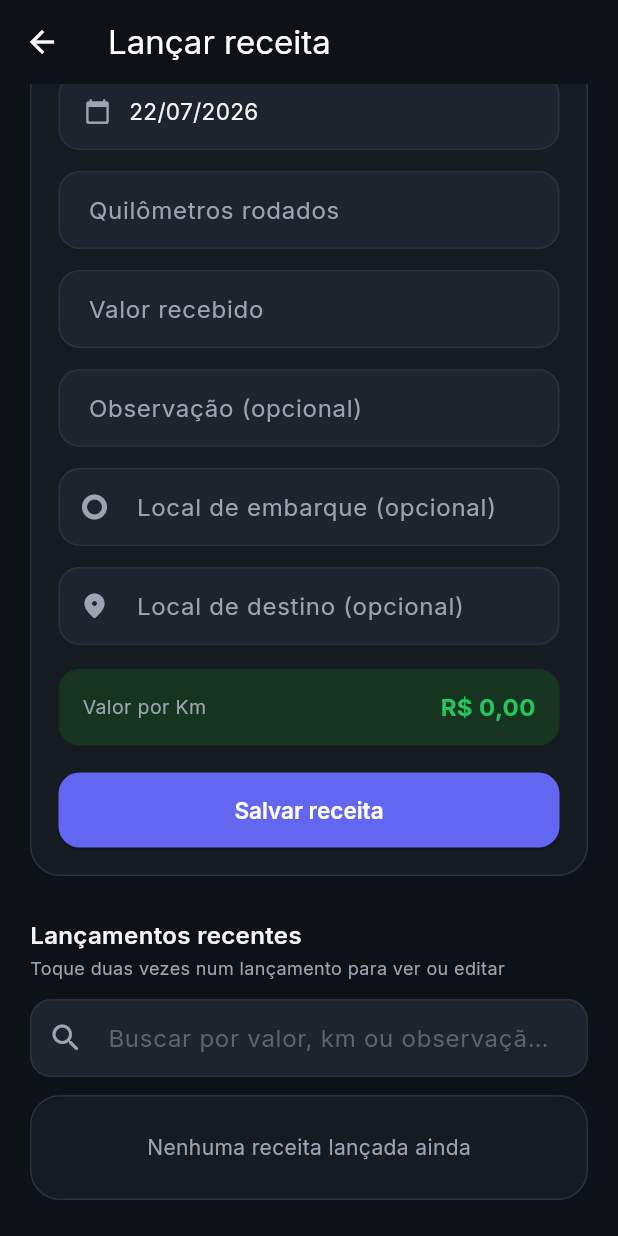
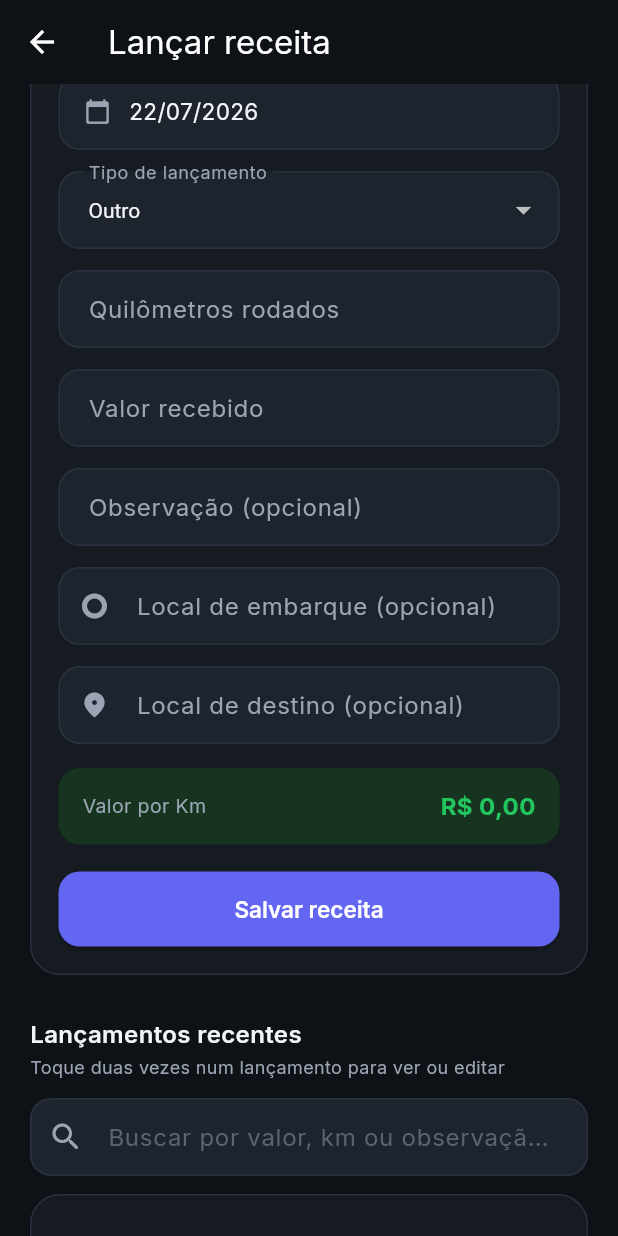
Before and after one commit to yagosnow-mg-92/Controle99-002, a Flutter app: the ReceitaScreen screen opened directly, scrolled down 34 dp, on a phone screen of 412 x 824 dp. Run offline on Flutter 3.47's test engine with Material 3 defaults, Android fonts, the phone set to English and light mode, and no system bars; our stand-ins replace fl_chart, flutter_map, geocoding, geolocator, google_fonts, latlong2 and 2 more; missing offline and left inert: flutter_foreground_task, geolocator_android; accounts and stored records are empty.

Commit message:
Add files via upload

```diff
--- a/lib/data/repositories/receita_repository_impl.dart
+++ b/lib/data/repositories/receita_repository_impl.dart
@@ -75,6 +75,9 @@ class ReceitaRepositoryImpl implements ReceitaRepository {
       'criado_em': r.criadoEm.toIso8601String(),
       'local_embarque': r.localEmbarque,
       'local_destino': r.localDestino,
+      'tipo': r.tipo.name,
+      'hora_inicio': r.horaInicio?.toIso8601String(),
+      'hora_fim': r.horaFim?.toIso8601String(),
     };
   }
 
@@ -88,6 +91,12 @@ class ReceitaRepositoryImpl implements ReceitaRepository {
       criadoEm: DateTime.parse(map['criado_em'] as String),
       localEmbarque: map['local_embarque'] as String?,
       localDestino: map['local_destino'] as String?,
+      tipo: TipoReceita.values.firstWhere(
+        (tipo) => tipo.name == map['tipo'],
+        orElse: () => TipoReceita.outro,
+      ),
+      horaInicio: map['hora_inicio'] != null ? DateTime.parse(map['hora_inicio'] as String) : null,
+      horaFim: map['hora_fim'] != null ? DateTime.parse(map['hora_fim'] as String) : null,
     );
   }
 }
--- a/lib/domain/entities/ponto_rota.dart
+++ b/lib/domain/entities/ponto_rota.dart
@@ -1,6 +1,8 @@
 /// Um ponto de GPS gravado durante a sessão. `corridaId` fica nulo
 /// enquanto o motociclista está apenas "online" (procurando corrida) e
-/// preenchido quando existe uma corrida em andamento.
+/// preenchido quando existe uma corrida em andamento. Todos os pontos brutos
+/// são preservados para desenhar o mapa no futuro; `aceitoNoCalculo` indica
+/// se o ponto passou pelos filtros usados na quilometragem financeira.
 class PontoRota {
   final String id;
   final String sessaoId;
@@ -8,6 +10,13 @@ class PontoRota {
   final DateTime timestamp;
   final double latitude;
   final double longitude;
+  final double? precisaoMetros;
+  final double? velocidadeMetrosPorSegundo;
+  final double? direcaoGraus;
+  final double? altitudeMetros;
+  final double? precisaoVelocidadeMetrosPorSegundo;
+  final bool localizacaoSimulada;
+  final bool aceitoNoCalculo;
 
   const PontoRota({
     required this.id,
@@ -16,5 +25,12 @@ class PontoRota {
     required this.timestamp,
     required this.latitude,
     required this.longitude,
+    this.precisaoMetros,
+    this.velocidadeMetrosPorSegundo,
+    this.direcaoGraus,
+    this.altitudeMetros,
+    this.precisaoVelocidadeMetrosPorSegundo,
+    this.localizacaoSimulada = false,
+    this.aceitoNoCalculo = true,
   });
 }
--- a/lib/domain/entities/receita.dart
+++ b/lib/domain/entities/receita.dart
@@ -1,3 +1,12 @@
+enum TipoReceita {
+  corrida('Corrida'),
+  deslocamentoLivre('Deslocamento livre'),
+  outro('Outro');
+
+  final String descricao;
+  const TipoReceita(this.descricao);
+}
+
 class Receita {
   final String id;
   final DateTime data;
@@ -7,6 +16,13 @@ class Receita {
   final DateTime criadoEm;
   final String? localEmbarque;
   final String? localDestino;
+  final TipoReceita tipo;
+
+  /// Horário exato de início/fim do trajeto de GPS que originou esse
+  /// lançamento (corrida ou deslocamento livre). Nulos em lançamentos
+  /// manuais, que não têm um trajeto associado.
+  final DateTime? horaInicio;
+  final DateTime? horaFim;
 
   const Receita({
     required this.id,
@@ -17,10 +33,19 @@ class Receita {
     required this.criadoEm,
     this.localEmbarque,
     this.localDestino,
+    this.tipo = TipoReceita.outro,
+    this.horaInicio,
+    this.horaFim,
   });
 
   /// Valor recebido por quilômetro rodado. Regra de negócio central do app.
   double get valorPorKm => kmRodados > 0 ? valorRecebido / kmRodados : 0;
+
+  /// Um lançamento tem trajeto de GPS gravado (e portanto pode mostrar o
+  /// botão de mapa) quando veio da função Corrida — seja de uma corrida
+  /// em si, seja de um deslocamento livre. Lançamentos manuais ("outro")
+  /// não têm pontos de rota associados.
+  bool get temTrajetoGps => tipo == TipoReceita.corrida || tipo == TipoReceita.deslocamentoLivre;
 
   Receita copyWith({
     String? id,
@@ -31,6 +56,9 @@ class Receita {
     DateTime? criadoEm,
     String? localEmbarque,
     String? localDestino,
+    TipoReceita? tipo,
+    DateTime? horaInicio,
+    DateTime? horaFim,
   }) {
     return Receita(
       id: id ?? this.id,
@@ -41,6 +69,9 @@ class Receita {
       criadoEm: criadoEm ?? this.criadoEm,
       localEmbarque: localEmbarque ?? this.localEmbarque,
       localDestino: localDestino ?? this.localDestino,
+      tipo: tipo ?? this.tipo,
+      horaInicio: horaInicio ?? this.horaInicio,
+      horaFim: horaFim ?? this.horaFim,
     );
   }
 }
--- a/lib/presentation/providers/receita_provider.dart
+++ b/lib/presentation/providers/receita_provider.dart
@@ -35,6 +35,7 @@ class ReceitaProvider extends ChangeNotifier {
     String? observacao,
     String? localEmbarque,
     String? localDestino,
+    TipoReceita tipo = TipoReceita.outro,
   }) async {
     salvando = true;
     notifyListeners();
@@ -60,6 +61,7 @@ class ReceitaProvider extends ChangeNotifier {
       localDestino: (localDestino == null || localDestino.trim().isEmpty)
           ? null
           : localDestino.trim(),
+      tipo: tipo,
     );
 
     await _repository.salvar(receita);
--- a/lib/presentation/screens/receita/receita_screen.dart
+++ b/lib/presentation/screens/receita/receita_screen.dart
@@ -4,8 +4,10 @@ import 'package:provider/provider.dart';
 import '../../../core/theme/app_colors.dart';
 import '../../../core/utils/formatters.dart';
 import '../../../domain/entities/receita.dart';
+import '../../../domain/repositories/corrida_repository.dart';
 import '../../providers/dashboard_provider.dart';
 import '../../providers/receita_provider.dart';
+import 'mapa_trajeto_screen.dart';
 
 class ReceitaScreen extends StatefulWidget {
   const ReceitaScreen({super.key});
@@ -27,10 +29,15 @@ class _ReceitaScreenState extends State<ReceitaScreen> {
   DateTime _dataSelecionada = DateTime.now();
   double _valorPorKmPreview = 0;
   String _buscaTexto = '';
+  TipoReceita _tipoSelecionado = TipoReceita.outro;
 
   /// Quando não-nulo, o formulário está mostrando um lançamento já
   /// existente (aberto com duplo toque na lista), em vez de um novo.
   String? _idEmVisualizacao;
+
+  /// O lançamento completo sendo visualizado — usado pra saber o tipo
+  /// (corrida/deslocamento/manual) e habilitar o botão de mapa.
+  Receita? _receitaEmVisualizacao;
 
   /// Enquanto true, os campos ficam travados (só leitura) — precisa
   /// tocar em "Editar" pra poder alterar algo.
@@ -82,8 +89,10 @@ class _ReceitaScreenState extends State<ReceitaScreen> {
     setState(() {
       _dataSelecionada = r.data;
       _idEmVisualizacao = r.id;
+      _receitaEmVisualizacao = r;
       _somenteLeitura = true;
       _valorPorKmPreview = km > 0 ? valor / km : 0;
+      _tipoSelecionado = r.tipo;
     });
 
     _scrollController.animateTo(
@@ -108,8 +117,10 @@ class _ReceitaScreenState extends State<ReceitaScreen> {
     setState(() {
       _dataSelecionada = DateTime.now();
       _idEmVisualizacao = null;
+      _receitaEmVisualizacao = null;
       _somenteLeitura = false;
       _valorPorKmPreview = 0;
+      _tipoSelecionado = TipoReceita.outro;
     });
   }
 
@@ -143,6 +154,7 @@ class _ReceitaScreenState extends State<ReceitaScreen> {
           observacao: _observacaoController.text,
           localEmbarque: _embarqueController.text,
           localDestino: _destinoController.text,
+          tipo: _tipoSelecionado,
         );
 
     // Mantém os providers em sincronia: assim que uma receita é salva,
@@ -162,6 +174,7 @@ class _ReceitaScreenState extends State<ReceitaScreen> {
       _valorPorKmPreview = 0;
       _idEmVisualizacao = null;
       _somenteLeitura = false;
+      _tipoSelecionado = TipoReceita.outro;
       // Ao editar um lançamento, volta pra data de hoje (o contexto
       // mudou). Ao criar um novo, mantém a data — ver comentário abaixo.
       if (editando) _dataSelecionada = DateTime.now();
@@ -267,6 +280,22 @@ class _ReceitaScreenState extends State<ReceitaScreen> {
             ],
             _campoData(),
             const SizedBox(height: 14),
+            DropdownButtonFormField<TipoReceita>(
+              value: _tipoSelecionado,
+              decoration: const InputDecoration(
+                labelText: 'Tipo de lançamento',
+                labelStyle: TextStyle(color: AppColors.textSecondary),
+              ),
+              dropdownColor: AppColors.surfaceElevated,
+              style: const TextStyle(color: AppColors.textPrimary),
+              items: TipoReceita.values
+                  .map((tipo) => DropdownMenuItem(value: tipo, child: Text(tipo.descricao)))
+                  .toList(),
+              onChanged: _somenteLeitura ? null : (tipo) {
+                if (tipo != null) setState(() => _tipoSelecionado = tipo);
+              },
+            ),
+            const SizedBox(height: 14),
             TextFormField(
               controller: _kmController,
               focusNode: _kmFocusNode,
@@ -297,7 +326,10 @@ class _ReceitaScreenState extends State<ReceitaScreen> {
               ),
               validator: (valor) {
                 final numero = double.tryParse((valor ?? '').replaceAll(',', '.'));
-                if (numero == null || numero <= 0) return 'Informe um valor recebido válido';
+                if (numero == null || numero < 0) return 'Informe um valor recebido válido';
+                if (_tipoSelecionado != TipoReceita.deslocamentoLivre && numero == 0) {
+                  return 'Informe um valor recebido válido';
+                }
                 return null;
               },
             ),
@@ -343,10 +375,49 @@ class _ReceitaScreenState extends State<ReceitaScreen> {
     );
   }
 
+  Future<void> _abrirMapa() async {
+    final receita = _receitaEmVisualizacao;
+    if (receita == null || !receita.temTrajetoGps) return;
+
+    final repository = context.read<CorridaRepository>();
+    final pontos = receita.tipo == TipoReceita.corrida
+        ? await repository.pontosDaCorridaPorReceita(receita.id)
+        : await repository.pontosDoDeslocamentoPorReceita(receita.id);
+
+    if (!mounted) return;
+    Navigator.of(context).push(
+      MaterialPageRoute(
+        builder: (_) => MapaTrajetoScreen(
+          pontos: pontos,
+          titulo: receita.tipo == TipoReceita.corrida ? 'Trajeto da corrida' : 'Trajeto do deslocamento',
+        ),
+      ),
+    );
+  }
+
   Widget _botoesAcao(ReceitaProvider provider) {
-    // Visualizando (ainda travado): só o botão "Editar".
+    // Visualizando (ainda travado): "Ver mapa" (se tiver trajeto de GPS) + "Editar".
     if (_idEmVisualizacao != null && _somenteLeitura) {
-      return SizedBox(
+      final temMapa = _receitaEmVisualizacao?.temTrajetoGps ?? false;
+      return Column(
+        children: [
+          if (temMapa) ...[
+            SizedBox(
+              width: double.infinity,
+              child: OutlinedButton.icon(
+                onPressed: _abrirMapa,
+                icon: const Icon(Icons.map_rounded, size: 18),
+                label: const Text('Ver mapa do trajeto'),
+                style: OutlinedButton.styleFrom(
+                  foregroundColor: AppColors.lucro,
+                  side: const BorderSide(color: AppColors.lucro),
+                  padding: const EdgeInsets.symmetric(vertical: 16),
+                ),
+              ),
+            ),
+            const SizedBox(height: 10),
+          ],
+          SizedBox(
             width: double.infinity,
             child: OutlinedButton.icon(
               onPressed: _habilitarEdicao,
@@ -358,6 +429,8 @@ class _ReceitaScreenState extends State<ReceitaScreen> {
                 padding: const EdgeInsets.symmetric(vertical: 16),
               ),
             ),
+          ),
+        ],
       );
     }
 
@@ -519,7 +592,8 @@ class _ReceitaScreenState extends State<ReceitaScreen> {
         : provider.lancamentos.where((r) {
             return r.valorRecebido.toString().contains(busca) ||
                 r.kmRodados.toString().contains(busca) ||
-                (r.observacao ?? '').toLowerCase().contains(busca);
+                (r.observacao ?? '').toLowerCase().contains(busca) ||
+                r.tipo.descricao.toLowerCase().contains(busca);
           }).toList();
 
     if (lancamentosFiltrados.isEmpty) {
@@ -580,7 +654,7 @@ class _ReceitaScreenState extends State<ReceitaScreen> {
                 crossAxisAlignment: CrossAxisAlignment.start,
                 children: [
                   Text(
-                    '${Formatters.data(r.data)} · ${Formatters.km(r.kmRodados)} · ${Formatters.moeda(r.valorPorKm)}/km',
+                    '${r.tipo.descricao} · ${Formatters.data(r.data)} · ${Formatters.km(r.kmRodados)} · ${Formatters.moeda(r.valorPorKm)}/km',
                     style: const TextStyle(color: AppColors.textSecondary, fontSize: 12.5),
                   ),
                   if (r.localEmbarque != null || r.localDestino != null)
--- a/pubspec.yaml
+++ b/pubspec.yaml
@@ -44,6 +44,11 @@ dependencies:
   permission_handler: ^11.3.1
   flutter_foreground_task: ^8.10.4
 
+  # Mapa do trajeto (botão "Mapa" nos lançamentos vindos do GPS).
+  # Usa OpenStreetMap via flutter_map — não precisa de chave de API.
+  flutter_map: ^7.0.2
+  latlong2: ^0.9.1
+
 dev_dependencies:
   flutter_test:
     sdk: flutter
```
Also changed, not shown: lib/core/database/database_helper.dart (+70 -3 lines), lib/core/services/geolocalizacao_service.dart (+21 -5 lines), lib/data/repositories/corrida_repository_impl.dart (+121 -0 lines), lib/domain/repositories/corrida_repository.dart (+22 -0 lines), lib/presentation/providers/corrida_provider.dart (+176 -13 lines), lib/presentation/screens/corrida/corrida_screen.dart (+18 -8 lines), lib/presentation/screens/home_shell.dart (+10 -1 lines), lib/presentation/screens/receita/mapa_trajeto_screen.dart (added, +94 -0 lines), 1 other file. Lines whose indentation alone changed are shown as unchanged.
